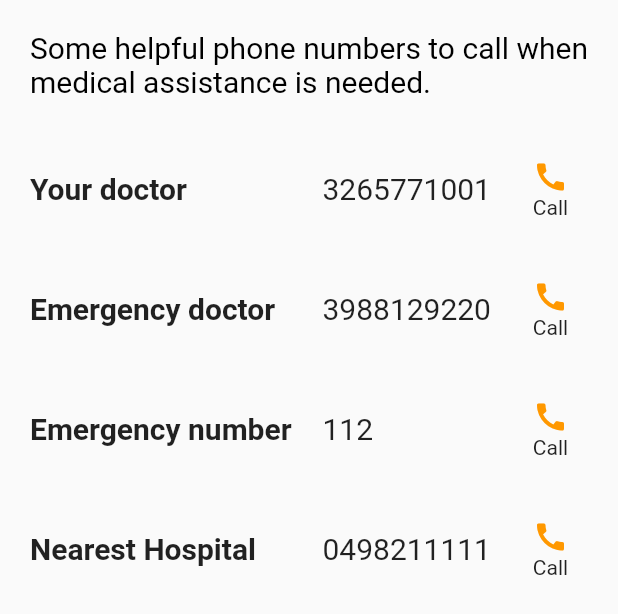
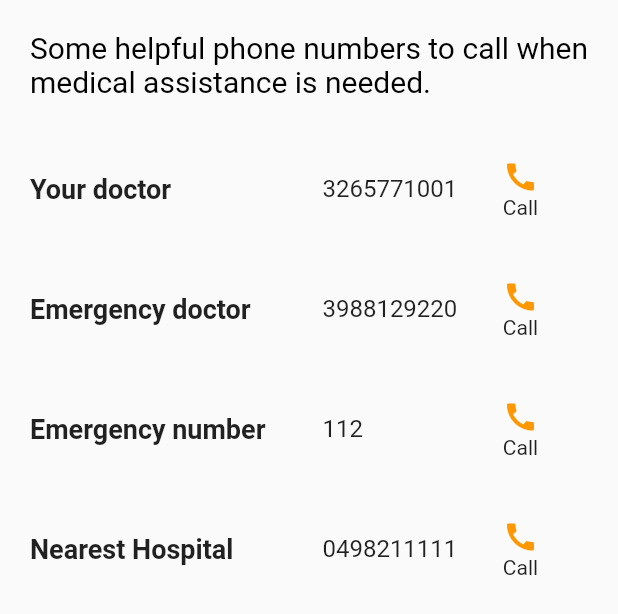
Before and after one commit to saraguida/grow_well, a Flutter app: the InfoPageWidget widget shown alone on an empty page, opened directly, on a phone screen of 412 x 824 dp. Shown: the top 614 px of the screen. Run offline on Flutter 3.47's test engine with Material 2 defaults, Android fonts, the phone set to English and light mode, and no system bars; our stand-ins replace dropdown_button2, floor, flutter_login, jwt_decoder, shared_preferences, sqflite; missing offline and left inert: excel, simple_line_chart; accounts and stored records are empty; generated files the repository leaves out were written again; network calls fail.

Commit message:
[main] Last commit

```diff
--- a/grow_well/lib/models/LineChartContent.dart
+++ b/grow_well/lib/models/LineChartContent.dart
@@ -79,7 +79,7 @@ class _LineChartContentState extends State<LineChartContent> {
             padding: EdgeInsets.only(top: 20),
             child: LineChart(
               style: style,
-              seriesHeight: 300,
+              seriesHeight: 250,
               data: _data,
             ),
           ),
--- a/grow_well/lib/screens/AboutPage.dart
+++ b/grow_well/lib/screens/AboutPage.dart
@@ -26,7 +26,7 @@ class AboutPage extends StatelessWidget {
                     "GrowWell is a novel solution with one goal in mind: to help ending malnutrition by providing a simple and intuitive interface. You can easily track heart rate and keep an eye on two indicators for stunting and wasting. You can check when the values go out of range and medical attention is needed. Our mission is to give our contribution for achieving the internationally agreed targets on stunting and wasting in children under 5 years of age.",
                     style: TextStyle(
                         fontWeight: FontWeight.normal,
-                        fontSize: 18,
+                        fontSize: 17,
                         color: Colors.black),
                     textAlign: TextAlign.justify),
               ),
@@ -69,11 +69,11 @@ class AboutPage extends StatelessWidget {
                 )),
             SizedBox(width: 20),
             SizedBox(
-              width: 300,
+              width: 280,
               child: Text(text,
                   style: TextStyle(
                       fontWeight: FontWeight.normal,
-                      fontSize: 18,
+                      fontSize: 17,
                       color: Colors.black),
                   textAlign: TextAlign.justify),
             )
--- a/grow_well/lib/screens/InfoPage.dart
+++ b/grow_well/lib/screens/InfoPage.dart
@@ -27,13 +27,13 @@ class InfoPageWidget extends StatelessWidget {
                   width: 175,
                   child: Text("Your doctor",
                       style: TextStyle(
-                          fontWeight: FontWeight.bold, fontSize: 20))),
+                          fontWeight: FontWeight.bold, fontSize: 18))),
               SizedBox(width: 20),
               SizedBox(
-                  width: 120,
+                  width: 100,
                   child: Text("3265771001",
                       style: TextStyle(
-                          fontWeight: FontWeight.normal, fontSize: 20))),
+                          fontWeight: FontWeight.normal, fontSize: 16))),
               SizedBox(width: 20),
               Column(
                 mainAxisAlignment: MainAxisAlignment.center,
@@ -54,13 +54,13 @@ class InfoPageWidget extends StatelessWidget {
                   width: 175,
                   child: Text("Emergency doctor",
                       style: TextStyle(
-                          fontWeight: FontWeight.bold, fontSize: 20))),
+                          fontWeight: FontWeight.bold, fontSize: 18))),
               SizedBox(width: 20),
               SizedBox(
-                  width: 120,
+                  width: 100,
                   child: Text("3988129220",
                       style: TextStyle(
-                          fontWeight: FontWeight.normal, fontSize: 20))),
+                          fontWeight: FontWeight.normal, fontSize: 16))),
               SizedBox(width: 20),
               Column(
                 mainAxisAlignment: MainAxisAlignment.center,
@@ -81,13 +81,13 @@ class InfoPageWidget extends StatelessWidget {
                   width: 175,
                   child: Text("Emergency number",
                       style: TextStyle(
-                          fontWeight: FontWeight.bold, fontSize: 20))),
+                          fontWeight: FontWeight.bold, fontSize: 18))),
               SizedBox(width: 20),
               SizedBox(
-                  width: 120,
+                  width: 100,
                   child: Text("112",
                       style: TextStyle(
-                          fontWeight: FontWeight.normal, fontSize: 20))),
+                          fontWeight: FontWeight.normal, fontSize: 16))),
               SizedBox(width: 20),
               Column(
                 mainAxisAlignment: MainAxisAlignment.center,
@@ -108,13 +108,13 @@ class InfoPageWidget extends StatelessWidget {
                   width: 175,
                   child: Text("Nearest Hospital",
                       style: TextStyle(
-                          fontWeight: FontWeight.bold, fontSize: 20))),
+                          fontWeight: FontWeight.bold, fontSize: 18))),
               SizedBox(width: 20),
               SizedBox(
-                  width: 120,
+                  width: 100,
                   child: Text("0498211111",
                       style: TextStyle(
-                          fontWeight: FontWeight.normal, fontSize: 20))),
+                          fontWeight: FontWeight.normal, fontSize: 16))),
               SizedBox(width: 20),
               Column(
                 mainAxisAlignment: MainAxisAlignment.center,
--- a/grow_well/lib/utils/impact.dart
+++ b/grow_well/lib/utils/impact.dart
@@ -5,8 +5,8 @@ class Impact {
 
   static String restingHREndpoint = 'data/v1/resting_heart_rate/patients/';
 
-  static String username = 'OtUvAPnspn';
-  static String password = '12345678!';
+  static String username = 'Username';
+  static String password = 'Password';
 
   static String patientUsername = 'Jpefaq6m58';
 }//Impact
--- a/grow_well/lib/widgets/formSeparator.dart
+++ b/grow_well/lib/widgets/formSeparator.dart
@@ -3,7 +3,6 @@ import 'package:flutter/material.dart';
 ///Class that implements a custom [StatelessWidget] that acts as a separator in a [Form].
 ///It can be used to separate "categories" in a [Form].
 class FormSeparator extends StatelessWidget {
-
   final label;
 
   FormSeparator({this.label});
@@ -45,5 +44,4 @@ class FormSeparator extends StatelessWidget {
       ),
     );
   } // build
-
 } // FormSeparator
```
Also changed, not shown: grow_well/lib/screens/HomePage.dart (+6 -27 lines), grow_well/lib/screens/NewData.dart (+12 -1 lines), grow_well/lib/screens/ProfilePage.dart (+9 -6 lines), grow_well/lib/widgets/formTiles.dart (+7 -17 lines), 2 other files.
